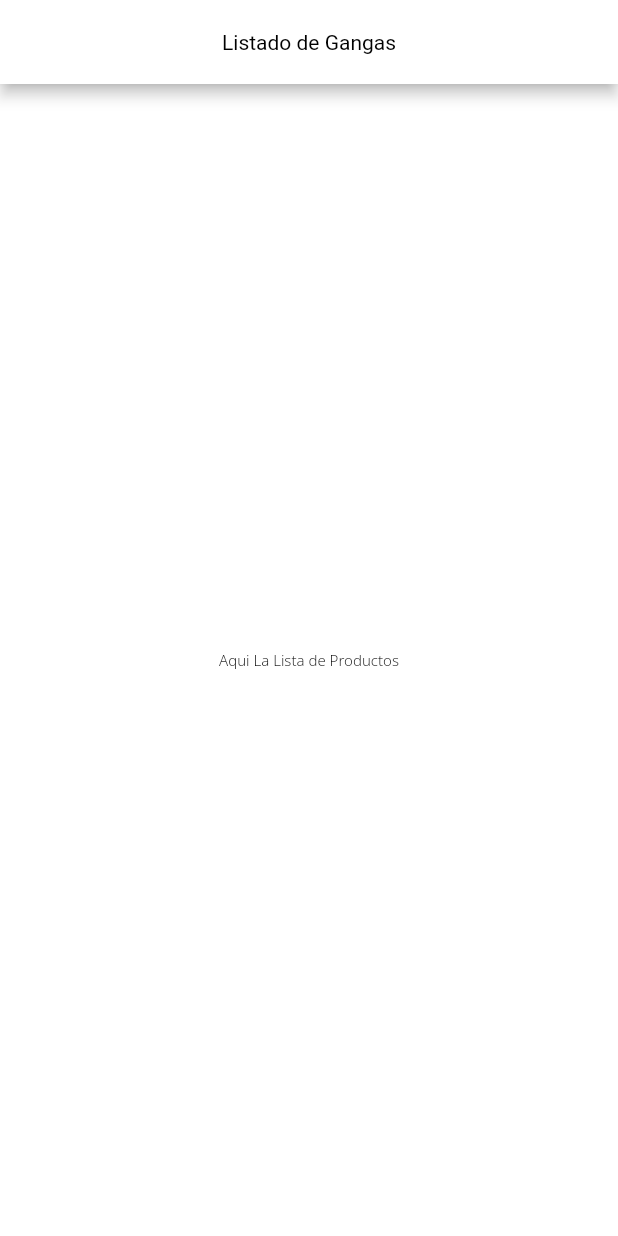
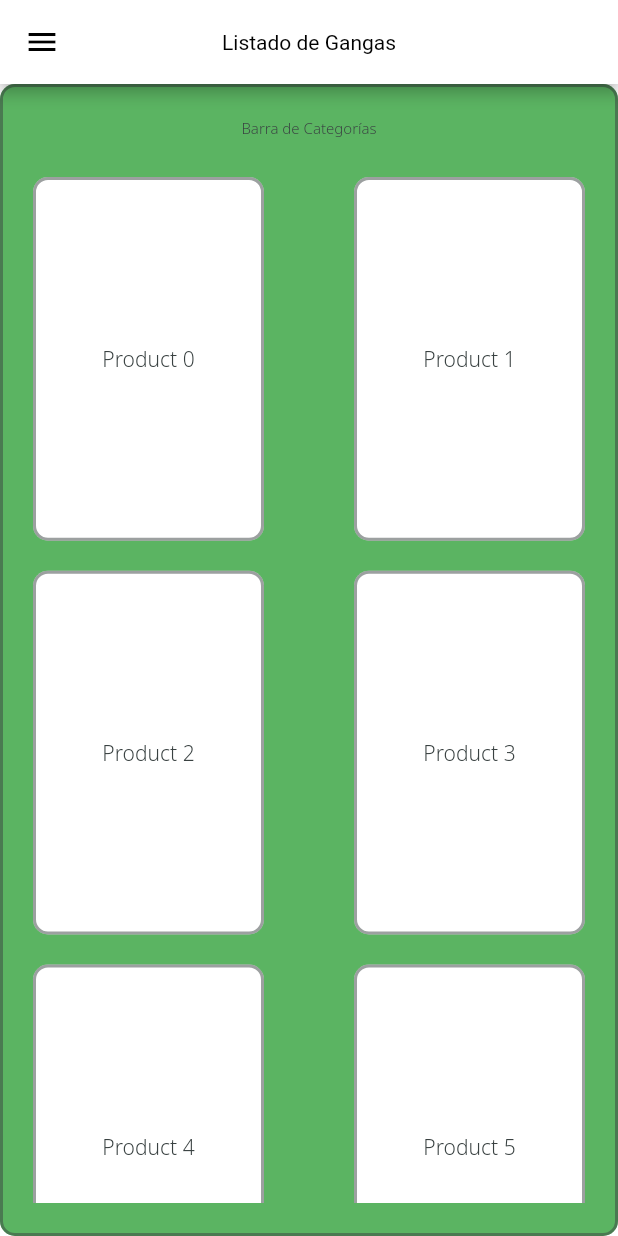
Before and after one commit to fmaqueda/appgangapp, a Flutter app: the ListGangas screen opened directly, on a phone screen of 412 x 824 dp. Run offline on Flutter 3.47's test engine with Material 2 defaults, Android fonts, the phone set to English and light mode, and no system bars; our stand-ins replace cloud_firestore, firebase_auth, firebase_core, firebase_messaging, flutter_signin_button, get and 3 more; accounts and stored records are empty; network calls fail; statements that could not run were skipped.

Commit message:
update with product mockup

```diff
--- a/lib/theme/color_theme.dart
+++ b/lib/theme/color_theme.dart
@@ -51,6 +51,8 @@ class AppColors {
   static const Color backgroudColorFour = Color(0xff4ca456);
   static const Color colorObscure = Color(0xff394141);
 
+  static const Color textColor = Color(0xff394141);
+
   static const Color orange = Color(0xfff5a523);
   static const Color green = Color(0xff7ed221);
   static const Color red = Color(0xffd0011b);
--- a/lib/theme/text_theme.dart
+++ b/lib/theme/text_theme.dart
@@ -1,33 +1,34 @@
+import 'package:appgangapp/theme/color_theme.dart';
 import 'package:flutter/material.dart';
 import 'package:google_fonts/google_fonts.dart';
 
 final TextTheme textTheme = TextTheme(
   headline1: GoogleFonts.notoSans(
-      color: Colors.black, fontSize: 48, fontWeight: FontWeight.w300),
+      color: AppColors.textColor, fontSize: 48, fontWeight: FontWeight.w300),
   headline2: GoogleFonts.notoSans(
-      color: Colors.black, fontSize: 40, fontWeight: FontWeight.w300),
+      color: AppColors.textColor, fontSize: 40, fontWeight: FontWeight.w300),
   headline3: GoogleFonts.notoSans(
-      color: Colors.black, fontSize: 38, fontWeight: FontWeight.w300),
+      color: AppColors.textColor, fontSize: 38, fontWeight: FontWeight.w300),
   headline4: GoogleFonts.notoSans(
-      color: Colors.black, fontSize: 32, fontWeight: FontWeight.w300),
+      color: AppColors.textColor, fontSize: 32, fontWeight: FontWeight.w300),
   headline5: GoogleFonts.notoSans(
-      color: Colors.black, fontSize: 25, fontWeight: FontWeight.w300),
+      color: AppColors.textColor, fontSize: 25, fontWeight: FontWeight.w300),
   headline6: GoogleFonts.notoSans(
-      color: Colors.black, fontSize: 22, fontWeight: FontWeight.w300),
+      color: AppColors.textColor, fontSize: 22, fontWeight: FontWeight.w300),
   subtitle1: GoogleFonts.notoSans(
-      color: Colors.black, fontSize: 17, fontWeight: FontWeight.w300),
+      color: AppColors.textColor, fontSize: 17, fontWeight: FontWeight.w300),
   subtitle2: GoogleFonts.notoSans(
-      color: Colors.black, fontSize: 14, fontWeight: FontWeight.w300),
+      color: AppColors.textColor, fontSize: 14, fontWeight: FontWeight.w300),
   bodyText1: GoogleFonts.notoSans(
-      color: Colors.black, fontSize: 12, fontWeight: FontWeight.w300),
+      color: AppColors.textColor, fontSize: 12, fontWeight: FontWeight.w300),
   bodyText2: GoogleFonts.notoSans(
-      color: Colors.black, fontSize: 10, fontWeight: FontWeight.w300),
+      color: AppColors.textColor, fontSize: 10, fontWeight: FontWeight.w300),
   button: GoogleFonts.notoSans(
-      color: Colors.black, fontSize: 20, fontWeight: FontWeight.w300),
+      color: AppColors.textColor, fontSize: 20, fontWeight: FontWeight.w300),
   caption: GoogleFonts.notoSans(
-      color: Colors.black, fontSize: 12, fontWeight: FontWeight.w300),
+      color: AppColors.textColor, fontSize: 12, fontWeight: FontWeight.w300),
   overline: GoogleFonts.notoSans(
-      color: Colors.black, fontSize: 10, fontWeight: FontWeight.w300),
+      color: AppColors.textColor, fontSize: 10, fontWeight: FontWeight.w300),
 );
 
 
--- /dev/null
+++ b/lib/utils/product_widget.dart
@@ -0,0 +1,30 @@
+import 'package:appgangapp/theme/color_theme.dart';
+import 'package:appgangapp/theme/text_theme.dart';
+import 'package:flutter/material.dart';
+
+class ProductWidget extends StatelessWidget {
+  const ProductWidget({Key? key, required this.product}) : super(key: key);
+
+  final String product;
+
+  @override
+  Widget build(BuildContext context) {
+    return Container(
+      margin: const EdgeInsets.only(left: 20.0, right: 20.0),
+      decoration: BoxDecoration(
+        borderRadius: BorderRadius.circular(10),
+        color: AppColors.white,
+        border: Border.all(
+          color: AppColors.colorObscure.withOpacity(0.5),
+          width: 2.0,
+        ),
+      ),
+      child: Center(
+        child: Text(
+          product,
+          style: textTheme.subtitle2!.copyWith(color: AppColors.textColor),
+        ),
+      ),
+    );
+  }
+}
--- a/lib/views/list_gangas.dart
+++ b/lib/views/list_gangas.dart
@@ -1,20 +1,149 @@
+import 'package:appgangapp/controllers/modules/auth/auth_controllers/auth_controller.dart';
+import 'package:appgangapp/pages/hometab.dart';
+import 'package:appgangapp/theme/color_theme.dart';
+import 'package:appgangapp/utils/image_load.dart';
+import 'package:appgangapp/utils/product_widget.dart';
+import 'package:appgangapp/views/profile_page.dart';
 import 'package:flutter/material.dart';
+import 'package:get/get.dart';
 
 class ListGangas extends StatelessWidget {
-  const ListGangas({Key? key}) : super(key: key);
+  ListGangas({Key? key}) : super(key: key);
+
+  //PARA TEST
+  final List<Map> myProducts =
+      List.generate(50, (index) => {"id": index, "name": "Product $index"})
+          .toList();
 
   @override
   Widget build(BuildContext context) {
+    final AuthController authController = Get.find();
     return Scaffold(
       appBar: AppBar(
         iconTheme: const IconThemeData(color: Colors.black),
         title: const Text("Listado de Gangas"),
-          titleTextStyle: TextStyle(color: Colors.black),
+        titleTextStyle: const TextStyle(color: Colors.black),
         centerTitle: true,
         backgroundColor: Colors.white,
       ),
-        body: Center(
-          child: Text("Aqui La Lista de Productos"),
+      drawer: Obx(
+        () => Drawer(
+          backgroundColor: AppColors.backgroudColorOne,
+          child: ListView(
+            children: [
+              if (authController.firestoreUser!.value != null &&
+                  authController.firestoreUser!.value!.photoUrl != null)
+                Container(
+                  color: const Color(0xFF434343),
+                  child: UserAccountsDrawerHeader(
+                    decoration: const BoxDecoration(
+                      color: Color(0xFF434343),
+                    ),
+                    currentAccountPicture: ImageLoadPerfil().imageGetPhoto(
+                        authController.firestoreUser!.value!.photoUrl),
+                    accountName: (authController.firestoreUser!.value != null &&
+                            authController.firestoreUser!.value!.name != null)
+                        ? Text(authController.firestoreUser!.value!.name!)
+                        : const Text("Sin Nombre"),
+                    accountEmail: (authController.firestoreUser!.value !=
+                                null &&
+                            authController.firestoreUser!.value!.email != null)
+                        ? Text(authController.firestoreUser!.value!.email!)
+                        : const Text("Sin Email"),
+                  ),
+                ),
+              Padding(
+                padding: const EdgeInsets.symmetric(horizontal: 8.0),
+                child: Column(
+                  children: [
+                    ListTile(
+                      title: const Text("Gangas Estrella"),
+                      subtitle: const Text("subtitulo"),
+                      trailing: const Icon(
+                        Icons.message,
+                        color: Colors.black,
+                      ),
+                      onTap: () {
+                        Get.back();
+                        /*
+                          Get.to(DetailsPage(
+                            beer: jsonController.beers[0],
                           ));
+                          */
+                      },
+                    ),
+                    ListTile(
+                      title: const Text("Perfil"),
+                      trailing: const Icon(
+                        Icons.account_circle,
+                        color: Colors.black,
+                      ),
+                      onTap: () {
+                        if (authController.firestoreUser!.value!.name != null) {
+                          authController.nameController.text =
+                              authController.firestoreUser!.value!.name!;
+                        }
+                        Get.back();
+                        Get.to(ProfilePageFinal());
+                      },
+                    ),
+                    const SizedBox(height: 30),
+                    ListTile(
+                      title: const Text("Cerrar Sesion"),
+                      trailing: const Icon(
+                        Icons.account_circle,
+                        color: Colors.black,
+                      ),
+                      onTap: () {
+                        authController.signOutGoogle();
+                        Get.back();
+                        Get.to(const HomePageTab());
+                      },
+                    ),
+                  ],
+                ),
+              )
+            ],
+          ),
+        ),
+      ),
+      body: Container(
+        decoration: BoxDecoration(
+          borderRadius: BorderRadius.circular(10),
+          color: AppColors.backgroudColorThree,
+          border: Border.all(
+            color: AppColors.colorObscure.withOpacity(0.5),
+            width: 2.0,
+          ),
+        ),
+        child: Padding(
+          padding: EdgeInsets.only(top: 20),
+          child: Column(
+            children: [
+              Container(
+                height: 40,
+                child: Text("Barra de Categorías"),
+              ),
+              Flexible(
+                child: GridView.builder(
+                    gridDelegate:
+                        const SliverGridDelegateWithMaxCrossAxisExtent(
+                            maxCrossAxisExtent: 200,
+                            childAspectRatio: 4 / 5,
+                            crossAxisSpacing: 20,
+                            mainAxisSpacing: 20),
+                    itemCount: myProducts.length,
+                    itemBuilder: (BuildContext ctx, index) {
+                      return ProductWidget(product: myProducts[index]["name"]);
+                    }),
+              ),
+              const SizedBox(
+                height: 20,
+              ),
+            ],
+          ),
+        ),
+      ),
+    );
   }
 }
--- a/lib/views/signin_page.dart
+++ b/lib/views/signin_page.dart
@@ -118,7 +118,7 @@ class SigInPage extends StatelessWidget {
                             User? _okGSignIn =
                                 await authController.signInGoogle();
                             if (_okGSignIn != null) {
-                              Get.to(const ListGangas());
+                              Get.to(ListGangas());
                             } else {
                               showGetDialog(
                                 context,
@@ -143,7 +143,7 @@ class SigInPage extends StatelessWidget {
                           onPressed: () async {
                             authController.addToken();
                             await authController.signInAnonymous();
-                            Get.to(const ListGangas());
+                            Get.to(ListGangas());
                           },
                           child: const Text("Entrar Anonimamente"),
                         ),
@@ -181,7 +181,7 @@ class SigInPage extends StatelessWidget {
                                       content: Text("Tus datos son correctos"),
                                     ),
                                   );
-                                  Get.to(const ListGangas());
+                                  Get.to(ListGangas());
                                 }
                               }
                             }
--- a/lib/views/signup_page.dart
+++ b/lib/views/signup_page.dart
@@ -245,7 +245,7 @@ class SigUpPage extends StatelessWidget {
                                     content: Text("Tus datos son correctos"),
                                   ),
                                 );
-                                Get.to(const ListGangas());
+                                Get.to(ListGangas());
                               }
                             }
                           }
```
Also changed, not shown: lib/views/profile_page.dart (added, +128 -0 lines). Lines whose indentation alone changed are shown as unchanged.
